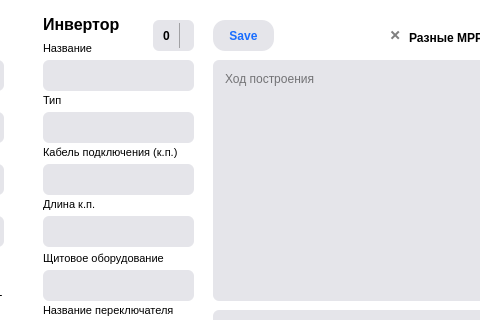
Croud9/Auto-OTR, file designDrawSchemes.ui: the form before one commit; both pictures show x 167 to 647 and y 0 to 320 of the 766 by 458 pixel window.
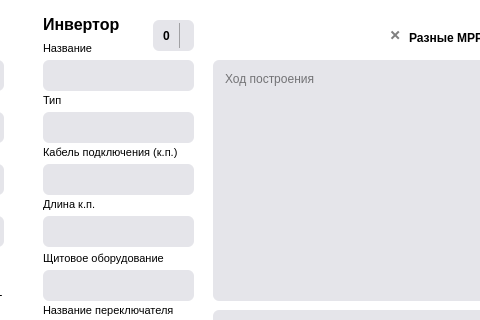
The form after the commit. Icons and pictures are not drawn.

Commit message: Edit show text animation, icon save in UI Schemes and del mppt config in invertor scheme

What changed in the file:
```diff
--- a/designDrawSchemes.ui
+++ b/designDrawSchemes.ui
@@ -1309,10 +1309,10 @@
    <widget class="QPushButton" name="btnSaveConfig">
     <property name="geometry">
      <rect>
-      <x>380</x>
-      <y>20</y>
-      <width>61</width>
-      <height>31</height>
+      <x>374</x>
+      <y>14</y>
+      <width>41</width>
+      <height>41</height>
      </rect>
     </property>
     <property name="font">
@@ -1328,8 +1328,9 @@
     </property>
     <property name="styleSheet">
      <string notr="true">QPushButton{
-	background-color: rgba(229,229,234,1);
-	color: #196dff;
+	/*background-color: #196dff;*/
+	background-color:rgba(112, 215, 255, 0);
+	color: white;
 	border: none;
 	border-radius: 12;
 	border-style: outset;
@@ -1343,7 +1344,7 @@
 }</string>
     </property>
     <property name="text">
-     <string>Save</string>
+     <string/>
     </property>
    </widget>
    <widget class="QLabel" name="label_20">
```
Left out of the diff: 7 changed lines with no effect on the pictures. The commit also changes 7 other files.
